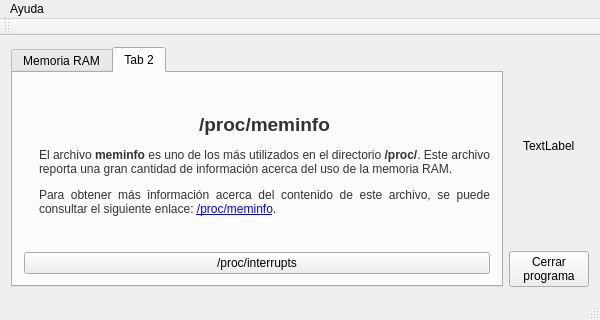
Qt form proyectos/Monitor/MonitorSistema/mainwindow.ui (gwolf/clase-sistop-2017-01) before a commit.
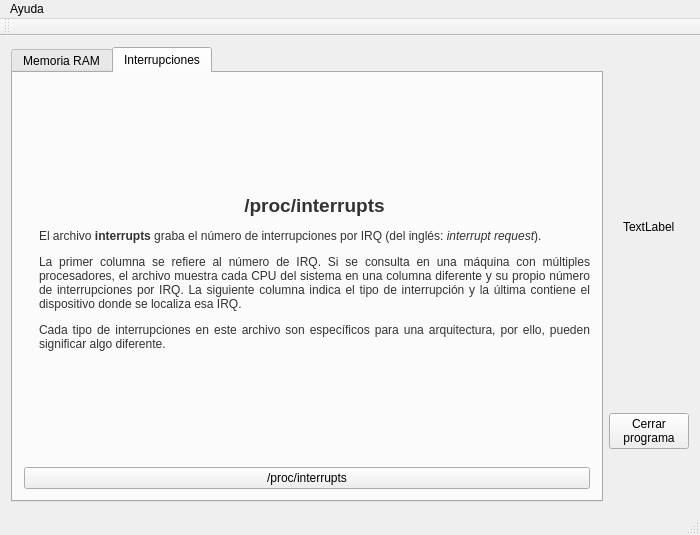
The same form after that commit. The open tabs and pages were chosen to show the change.

Commit message: Creación de una ventana con datos de los autores. Se eliminan archivos repetidos

The edit to the form file:
```diff
--- a/proyectos/Monitor/MonitorSistema/mainwindow.ui
+++ b/proyectos/Monitor/MonitorSistema/mainwindow.ui
@@ -6,10 +6,28 @@
    <rect>
     <x>0</x>
     <y>0</y>
-    <width>600</width>
-    <height>320</height>
+    <width>700</width>
+    <height>535</height>
    </rect>
   </property>
+  <property name="minimumSize">
+   <size>
+    <width>700</width>
+    <height>535</height>
+   </size>
+  </property>
+  <property name="maximumSize">
+   <size>
+    <width>1000</width>
+    <height>650</height>
+   </size>
+  </property>
+  <property name="baseSize">
+   <size>
+    <width>700</width>
+    <height>535</height>
+   </size>
+  </property>
   <property name="windowTitle">
    <string>MainWindow</string>
   </property>
@@ -71,7 +89,7 @@
       </widget>
       <widget class="QWidget" name="tab2">
        <attribute name="title">
-        <string>Tab 2</string>
+        <string>Interrupciones</string>
        </attribute>
        <layout class="QVBoxLayout" name="verticalLayout_5">
         <item>
@@ -82,7 +100,7 @@
              <bool>false</bool>
             </property>
             <property name="text">
-             <string>&lt;html&gt;&lt;head/&gt;&lt;body&gt;&lt;p align=&quot;center&quot;&gt;&lt;span style=&quot; font-family:'liberation sans,Myriad ,Bitstream Vera Sans,Lucida Grande,verdana,Luxi Sans,Trebuchet MS,helvetica,verdana,arial,sans-serif'; font-size:14pt; font-weight:600; color:#333333;&quot;&gt;/proc/meminfo&lt;/span&gt;&lt;/p&gt;&lt;p align=&quot;justify&quot;&gt;&lt;span style=&quot; font-family:'liberation sans,Myriad ,Bitstream Vera Sans,Lucida Grande,verdana,Luxi Sans,Trebuchet MS,helvetica,verdana,arial,sans-serif'; font-size:12px; color:#333333;&quot;&gt;El archivo &lt;/span&gt;&lt;span style=&quot; font-family:'liberation sans,Myriad ,Bitstream Vera Sans,Lucida Grande,verdana,Luxi Sans,Trebuchet MS,helvetica,verdana,arial,sans-serif'; font-size:12px; font-weight:600; color:#333333;&quot;&gt;meminfo&lt;/span&gt;&lt;span style=&quot; font-family:'liberation sans,Myriad ,Bitstream Vera Sans,Lucida Grande,verdana,Luxi Sans,Trebuchet MS,helvetica,verdana,arial,sans-serif'; font-size:12px; color:#333333;&quot;&gt; es uno de los más utilizados en el directorio &lt;/span&gt;&lt;span style=&quot; font-family:'liberation sans,Myriad ,Bitstream Vera Sans,Lucida Grande,verdana,Luxi Sans,Trebuchet MS,helvetica,verdana,arial,sans-serif'; font-size:12px; font-weight:600; color:#333333;&quot;&gt;/proc/&lt;/span&gt;&lt;span style=&quot; font-family:'liberation sans,Myriad ,Bitstream Vera Sans,Lucida Grande,verdana,Luxi Sans,Trebuchet MS,helvetica,verdana,arial,sans-serif'; font-size:12px; color:#333333;&quot;&gt;. Este archivo reporta una gran cantidad de información acerca del uso de la memoria RAM.&lt;/span&gt;&lt;/p&gt;&lt;p align=&quot;justify&quot;&gt;&lt;span style=&quot; font-family:'liberation sans,Myriad ,Bitstream Vera Sans,Lucida Grande,verdana,Luxi Sans,Trebuchet MS,helvetica,verdana,arial,sans-serif'; font-size:12px; color:#333333;&quot;&gt;Para obtener más información acerca del contenido de este archivo, se puede consultar el siguiente enlace: &lt;/span&gt;&lt;a href=&quot;https://www.centos.org/docs/5/html/5.1/Deployment_Guide/s2-proc-meminfo.html&quot;&gt;&lt;span style=&quot; text-decoration: underline; color:#0000ff;&quot;&gt;/proc/meminfo&lt;/span&gt;&lt;/a&gt;&lt;span style=&quot; font-family:'liberation sans,Myriad ,Bitstream Vera Sans,Lucida Grande,verdana,Luxi Sans,Trebuchet MS,helvetica,verdana,arial,sans-serif'; font-size:12px; color:#333333;&quot;&gt;.&lt;/span&gt;&lt;/p&gt;&lt;/body&gt;&lt;/html&gt;</string>
+             <string>&lt;html&gt;&lt;head/&gt;&lt;body&gt;&lt;p align=&quot;center&quot;&gt;&lt;span style=&quot; font-family:'liberation sans,Myriad ,Bitstream Vera Sans,Lucida Grande,verdana,Luxi Sans,Trebuchet MS,helvetica,verdana,arial,sans-serif'; font-size:14pt; font-weight:600; color:#333333;&quot;&gt;/proc/interrupts&lt;/span&gt;&lt;/p&gt;&lt;p align=&quot;justify&quot;&gt;&lt;span style=&quot; font-family:'liberation sans,Myriad ,Bitstream Vera Sans,Lucida Grande,verdana,Luxi Sans,Trebuchet MS,helvetica,verdana,arial,sans-serif'; font-size:12px; color:#333333;&quot;&gt;El archivo &lt;/span&gt;&lt;span style=&quot; font-family:'liberation sans,Myriad ,Bitstream Vera Sans,Lucida Grande,verdana,Luxi Sans,Trebuchet MS,helvetica,verdana,arial,sans-serif'; font-size:12px; font-weight:600; color:#333333;&quot;&gt;interrupts&lt;/span&gt;&lt;span style=&quot; font-family:'liberation sans,Myriad ,Bitstream Vera Sans,Lucida Grande,verdana,Luxi Sans,Trebuchet MS,helvetica,verdana,arial,sans-serif'; font-size:12px; color:#333333;&quot;&gt; graba el número de interrupciones por IRQ (del inglés: &lt;/span&gt;&lt;span style=&quot; font-family:'liberation sans,Myriad ,Bitstream Vera Sans,Lucida Grande,verdana,Luxi Sans,Trebuchet MS,helvetica,verdana,arial,sans-serif'; font-size:12px; font-style:italic; color:#333333;&quot;&gt;interrupt request&lt;/span&gt;&lt;span style=&quot; font-family:'liberation sans,Myriad ,Bitstream Vera Sans,Lucida Grande,verdana,Luxi Sans,Trebuchet MS,helvetica,verdana,arial,sans-serif'; font-size:12px; color:#333333;&quot;&gt;).&lt;/span&gt;&lt;/p&gt;&lt;p align=&quot;justify&quot;&gt;&lt;span style=&quot; font-family:'liberation sans,Myriad ,Bitstream Vera Sans,Lucida Grande,verdana,Luxi Sans,Trebuchet MS,helvetica,verdana,arial,sans-serif'; font-size:12px; color:#333333;&quot;&gt;La primer columna se refiere al número de IRQ. Si se consulta en una máquina con múltiples procesadores, el archivo muestra cada CPU del sistema en una columna diferente y su propio número de interrupciones por IRQ. La siguiente columna indica el tipo de interrupción y la última contiene el dispositivo donde se localiza esa IRQ.&lt;/span&gt;&lt;/p&gt;&lt;p align=&quot;justify&quot;&gt;&lt;span style=&quot; font-family:'liberation sans,Myriad ,Bitstream Vera Sans,Lucida Grande,verdana,Luxi Sans,Trebuchet MS,helvetica,verdana,arial,sans-serif'; font-size:12px; color:#333333;&quot;&gt;Cada tipo de interrupciones en este archivo son específicos para una arquitectura, por ello, pueden significar algo diferente.&lt;/span&gt;&lt;/p&gt;&lt;/body&gt;&lt;/html&gt;</string>
             </property>
             <property name="textFormat">
              <enum>Qt::AutoText</enum>
@@ -155,7 +173,7 @@
     <rect>
      <x>0</x>
      <y>0</y>
-     <width>600</width>
+     <width>700</width>
      <height>19</height>
     </rect>
    </property>
```
Left out of the diff: 4 changed lines with no effect on the pictures. The commit also changes 19 other files.
